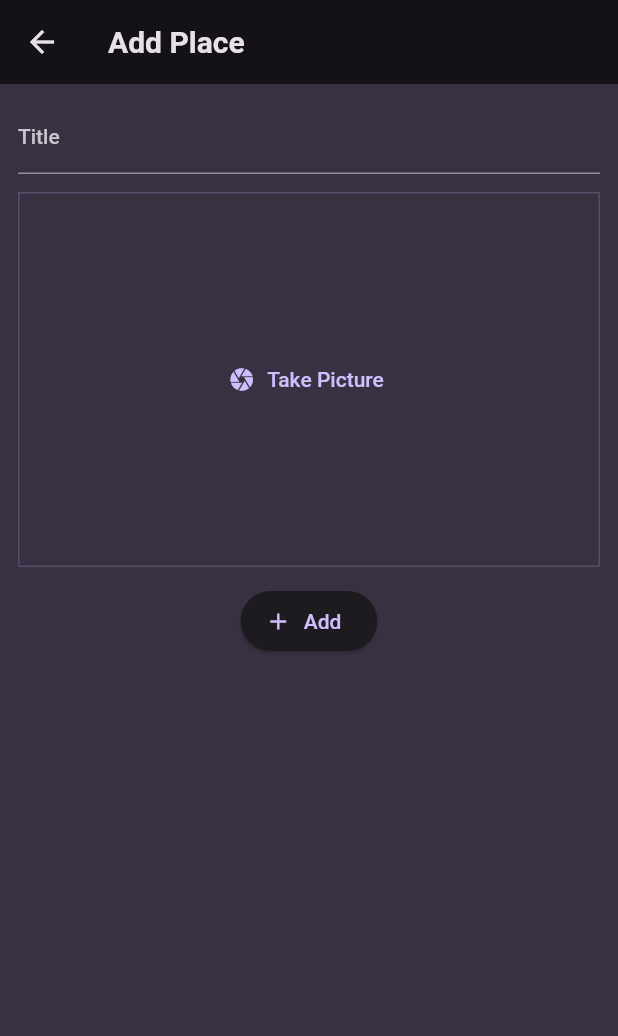
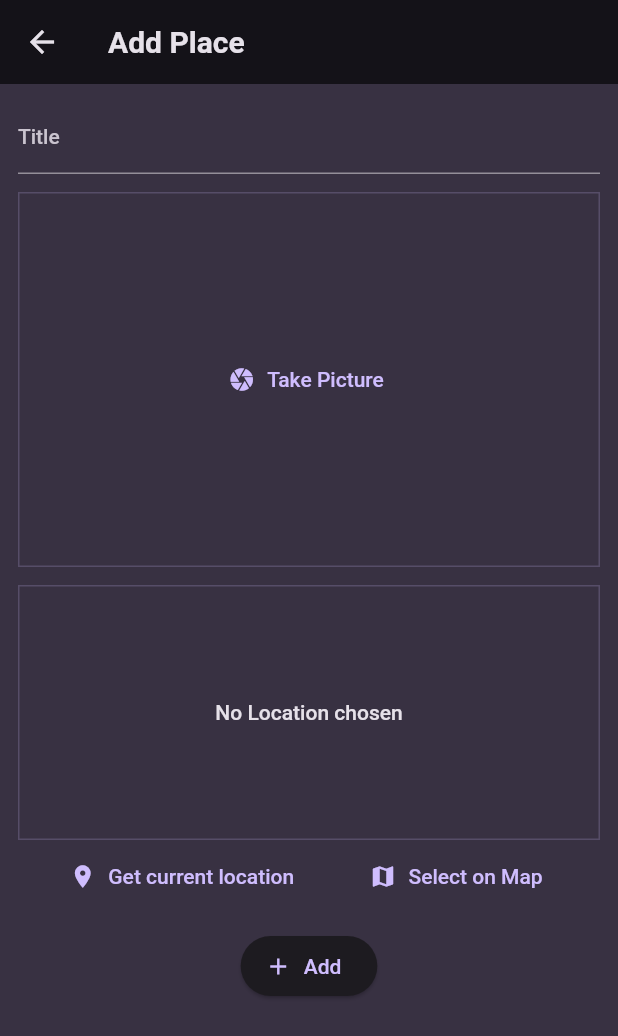
Before and after one commit to shehharyar/Flutter, a Flutter app: the AddPlaceScreen screen opened directly, after a tap on "Take Picture", on a phone screen of 412 x 824 dp. Shown: the top 1036 px of the screen. Run offline on Flutter 3.47's test engine with Material 2 defaults, Android fonts, the phone set to English and light mode, and no system bars; our stand-ins replace flutter_riverpod, flutter_svg, google_fonts, image_picker, transparent_image; missing offline and left inert: dart:ffi.

Commit message:
added location package and created a location_input widget

```diff
--- a/projects/_fav_places/lib/model/place.dart
+++ b/projects/_fav_places/lib/model/place.dart
@@ -1,11 +1,14 @@
+import 'dart:io';
+
 import 'package:uuid/uuid.dart';
 
 const uuid= Uuid();
 
 class Place{
 
- Place({required this.title}): id= uuid.v4();
+ Place({required this.title, required this.image}): id= uuid.v4();
 
  final String id;
  final String title;
+ final File image;
 }
--- a/projects/_fav_places/lib/provider/user_places.dart
+++ b/projects/_fav_places/lib/provider/user_places.dart
@@ -1,11 +1,13 @@
+import 'dart:io';
+
 import 'package:_fav_places/model/place.dart';
 import 'package:flutter_riverpod/flutter_riverpod.dart';
 
 class UserPlacesNotifier extends StateNotifier<List<Place>> {
   UserPlacesNotifier() : super(const []);
 
-  void addPlace(String title) {
-    final newPlace = Place(title: title);
+  void addPlace(String title, File image) {
+    final newPlace = Place(title: title, image: image);
     state = [newPlace, ...state];
   }
 }
--- a/projects/_fav_places/lib/screens/add_place.dart
+++ b/projects/_fav_places/lib/screens/add_place.dart
@@ -1,5 +1,8 @@
+import 'dart:io';
+
 import 'package:_fav_places/provider/user_places.dart';
 import 'package:_fav_places/widget/image_input.dart';
+import 'package:_fav_places/widget/location_input.dart';
 import 'package:flutter/material.dart';
 import 'package:flutter_riverpod/flutter_riverpod.dart';
 import 'package:flutter/widgets.dart';
@@ -15,14 +18,15 @@ class AddPlaceScreen extends ConsumerStatefulWidget{
 
 class _AddPlaceScreenState extends ConsumerState<AddPlaceScreen>{
   final _titleController = TextEditingController();
+  File? _selectedImage;
 
 void _savePlace(){
   final enteredTitle =_titleController.text;
-  if(enteredTitle.isEmpty){
+  if(enteredTitle.isEmpty || _selectedImage == null){
     return;
   }
 
-  ref.read(userPlacesProvider.notifier).addPlace(enteredTitle);
+  ref.read(userPlacesProvider.notifier).addPlace(enteredTitle, _selectedImage!);
 Navigator.of(context).pop();
 }
 
@@ -47,7 +51,11 @@ Navigator.of(context).pop();
               controller: _titleController,
             ),
             const SizedBox(height: 12,),
-           const ImageInput(),
+            ImageInput(onPickImage: (image) {
+              _selectedImage = image;
+            },),
+            const SizedBox(height: 12,),
+           const LocationInput(),
             const SizedBox(height: 12,),
             ElevatedButton.icon(
               onPressed: _savePlace,
--- a/projects/_fav_places/lib/widget/image_input.dart
+++ b/projects/_fav_places/lib/widget/image_input.dart
@@ -1,8 +1,12 @@
+import 'dart:io';
+
 import 'package:flutter/material.dart';
+import 'package:image_picker/image_picker.dart';
 
 class ImageInput extends StatefulWidget {
-  const ImageInput({super.key});
+  const ImageInput({super.key, required this.onPickImage});
 
+  final void Function(File image) onPickImage;
   @override
   State<ImageInput> createState() {
     return _ImageInputState();
@@ -10,8 +14,34 @@ class ImageInput extends StatefulWidget {
 }
 
 class _ImageInputState extends State<ImageInput> {
+  File? _selectedImage;
+
+
+  void _takePicture() async{
+    final imagePicker = ImagePicker();
+    final pickedImage = await imagePicker.pickImage(source: ImageSource.camera, maxWidth: 600);
+
+    if(pickedImage == null){
+      return;
+    }
+    setState(() {
+    _selectedImage = File(pickedImage.path);
+    });
+     widget.onPickImage(_selectedImage!);
+  }
+
   @override
   Widget build(BuildContext context) {
+    Widget content = TextButton.icon(
+          onPressed: _takePicture,
+          icon: const Icon(Icons.camera),
+          label: const Text("Take Picture"));
+    if(_selectedImage != null){
+      content= GestureDetector(onTap: _takePicture,
+      child: Image.file(_selectedImage!, fit: BoxFit.cover, width: double.infinity, height: double.infinity,),
+      );
+    }
+
     return Container(
       decoration: BoxDecoration(
           border: Border.all(
@@ -20,10 +50,7 @@ class _ImageInputState extends State<ImageInput> {
       height: 250,
       width: double.infinity,
       alignment: Alignment.center,
-      child: TextButton.icon(
-          onPressed: () {},
-          icon: const Icon(Icons.camera),
-          label: const Text("Take Picture")),
+      child: content
     );
   }
 }
--- /dev/null
+++ b/projects/_fav_places/lib/widget/location_input.dart
@@ -0,0 +1,49 @@
+import 'package:flutter/material.dart';
+
+class LocationInput extends StatefulWidget {
+  const LocationInput({super.key});
+
+  @override
+  State<LocationInput> createState() => _LocationInputState();
+}
+
+class _LocationInputState extends State<LocationInput> {
+  @override
+  Widget build(BuildContext context) {
+    return Column(
+      children: [
+        Container(
+          height: 170,
+          width: double.infinity,
+          alignment: Alignment.center,
+          decoration: BoxDecoration(
+              border: Border.all(
+                  width: 1,
+                  color:
+                      Theme.of(context).colorScheme.primary.withOpacity(0.2))),
+          child: Text(
+            "No Location chosen",
+            textAlign: TextAlign.center,
+            style: Theme.of(context)
+                .textTheme
+                .bodyLarge!
+                .copyWith(color: Theme.of(context).colorScheme.onBackground),
+          ),
+        ),
+        Row(
+          mainAxisAlignment: MainAxisAlignment.spaceEvenly,
+          children: [
+            TextButton.icon(
+                onPressed: () {},
+                icon: const Icon(Icons.location_on),
+                label: const Text("Get current location")),
+            TextButton.icon(
+                onPressed: () {},
+                icon: const Icon(Icons.map),
+                label: const Text("Select on Map")),
+          ],
+        )
+      ],
+    );
+  }
+}
--- a/projects/_fav_places/lib/widget/places_list.dart
+++ b/projects/_fav_places/lib/widget/places_list.dart
@@ -19,6 +19,9 @@ class PlacesList extends StatelessWidget{
    return ListView.builder(
         itemCount: places.length,
         itemBuilder: (ctx, index) => ListTile(
+          leading: CircleAvatar(
+            backgroundImage: FileImage(places[index].image)
+            ,),
           title: Text(
             places[index].title,
             style: Theme.of(context).textTheme.titleMedium!.copyWith(
--- a/projects/_fav_places/pubspec.yaml
+++ b/projects/_fav_places/pubspec.yaml
@@ -39,6 +39,7 @@ dependencies:
   uuid: ^4.0.0
   flutter_riverpod: ^2.4.2
   image_picker: ^1.0.4
+  location: ^5.0.3
 
 dev_dependencies:
   flutter_test:
```
Also changed, not shown: projects/_fav_places/lib/screens/place_detail.dart (+9 -7 lines), projects/_fav_places/pubspec.lock, 2 other files.
